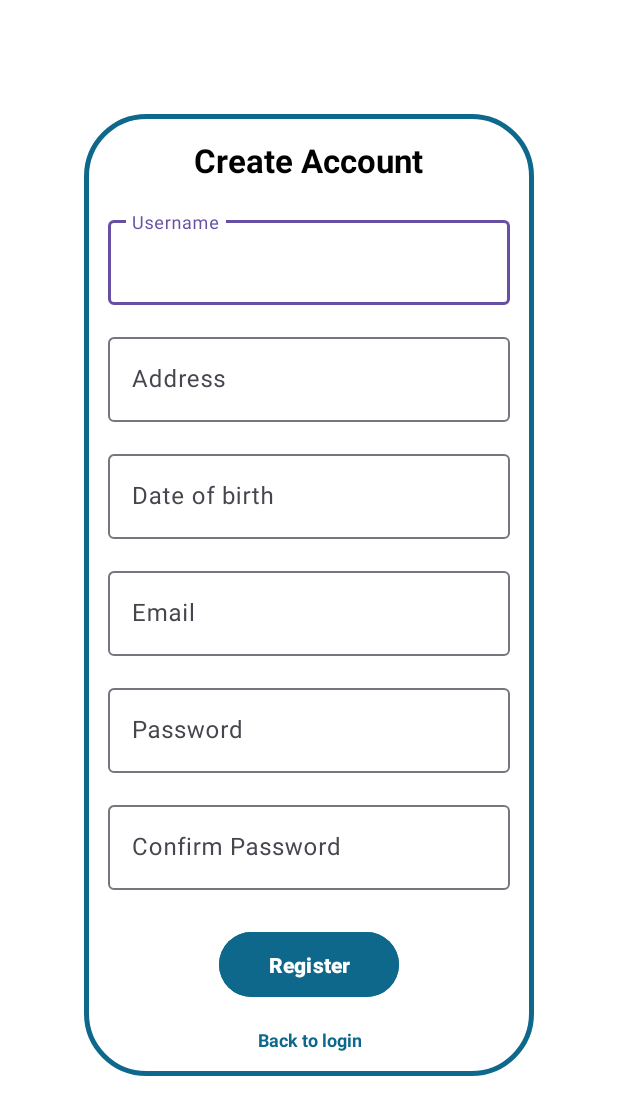
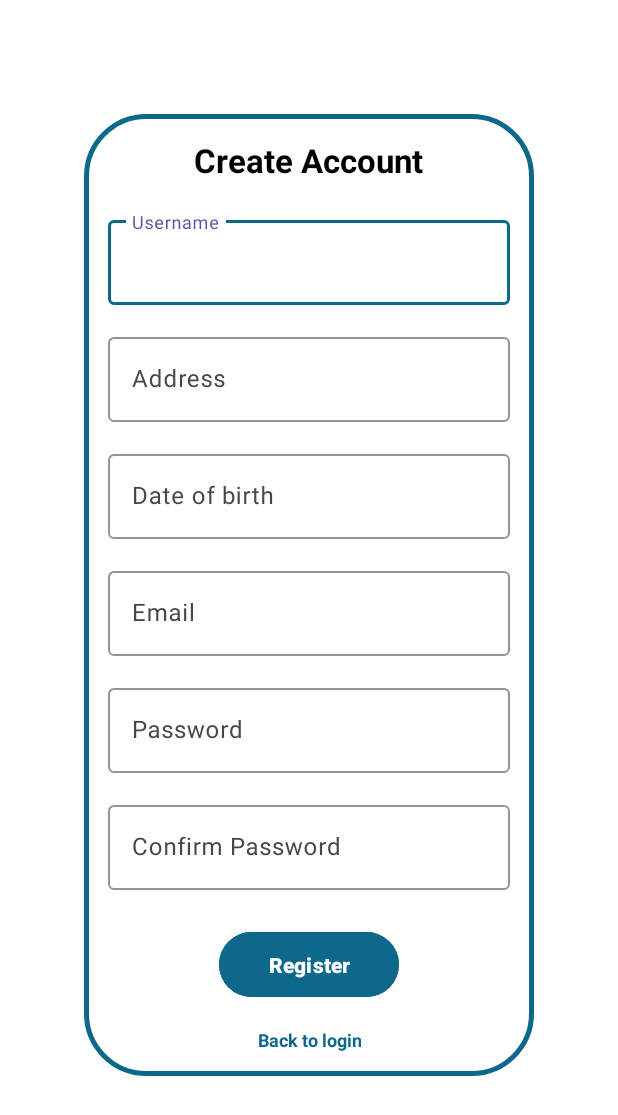
Before and after one commit to Antonio-Mj/Reproductor-de-musica, an Android app: the Register screen opened directly, with no data from a screen before it, on a phone screen of 412 x 824 dp. Shown: the top 1115 px of the screen. Run offline under Robolectric (Android 15) with nearby library versions, the phone set to English and light mode, and no system bars; our stand-ins replace Firebase (no records; nobody signed in at launch, a user with empty details on screens opened directly).

Commit message:
Diseño de los textinput

```diff
--- a/app/src/main/res/layout/activity_login.xml
+++ b/app/src/main/res/layout/activity_login.xml
@@ -56,7 +56,8 @@
         <com.google.android.material.textfield.TextInputLayout
             android:layout_width="260dp"
             android:layout_height="wrap_content"
-            android:layout_marginBottom="16dp">
+            android:layout_marginBottom="16dp"
+            app:boxStrokeColor="@color/blue_text">
 
             <com.google.android.material.textfield.TextInputEditText
                 android:id="@+id/email"
@@ -69,7 +70,8 @@
         <com.google.android.material.textfield.TextInputLayout
             android:layout_width="260dp"
             android:layout_height="wrap_content"
-            android:layout_marginBottom="8dp">
+            android:layout_marginBottom="8dp"
+            app:boxStrokeColor="@color/blue_text">
 
             <com.google.android.material.textfield.TextInputEditText
                 android:id="@+id/password"
--- a/app/src/main/res/layout/activity_register.xml
+++ b/app/src/main/res/layout/activity_register.xml
@@ -36,7 +36,8 @@
             android:id="@+id/usernameLayout"
             android:layout_width="match_parent"
             android:layout_height="wrap_content"
-            android:layout_marginBottom="16dp">
+            android:layout_marginBottom="16dp"
+            app:boxStrokeColor="@color/blue_text">
 
             <com.google.android.material.textfield.TextInputEditText
                 android:id="@+id/name"
@@ -50,7 +51,8 @@
             android:id="@+id/addresslLayout"
             android:layout_width="match_parent"
             android:layout_height="wrap_content"
-            android:layout_marginBottom="16dp">
+            android:layout_marginBottom="16dp"
+            app:boxStrokeColor="@color/blue_text">
 
             <com.google.android.material.textfield.TextInputEditText
                 android:id="@+id/address"
@@ -64,7 +66,8 @@
             android:id="@+id/dateOfBirthLayout"
             android:layout_width="match_parent"
             android:layout_height="wrap_content"
-            android:layout_marginBottom="16dp">
+            android:layout_marginBottom="16dp"
+            app:boxStrokeColor="@color/blue_text">
 
             <com.google.android.material.textfield.TextInputEditText
                 android:id="@+id/dateOfBirth"
@@ -81,7 +84,8 @@
             android:id="@+id/emailLayout"
             android:layout_width="match_parent"
             android:layout_height="wrap_content"
-            android:layout_marginBottom="16dp">
+            android:layout_marginBottom="16dp"
+            app:boxStrokeColor="@color/blue_text">
 
             <com.google.android.material.textfield.TextInputEditText
                 android:id="@+id/email"
@@ -95,7 +99,8 @@
             android:id="@+id/passwordLayout"
             android:layout_width="match_parent"
             android:layout_height="wrap_content"
-            android:layout_marginBottom="16dp">
+            android:layout_marginBottom="16dp"
+            app:boxStrokeColor="@color/blue_text">
 
             <com.google.android.material.textfield.TextInputEditText
                 android:id="@+id/password"
@@ -110,7 +115,8 @@
             android:id="@+id/confirmPasswordLayout"
             android:layout_width="match_parent"
             android:layout_height="wrap_content"
-            android:layout_marginBottom="24dp">
+            android:layout_marginBottom="24dp"
+            app:boxStrokeColor="@color/blue_text">
 
             <com.google.android.material.textfield.TextInputEditText
                 android:id="@+id/confirmPassword"
--- a/app/src/main/res/layout/activity_reset_password.xml
+++ b/app/src/main/res/layout/activity_reset_password.xml
@@ -58,7 +58,8 @@
         <com.google.android.material.textfield.TextInputLayout
             android:layout_width="260dp"
             android:layout_height="wrap_content"
-            android:layout_marginBottom="20dp">
+            android:layout_marginBottom="20dp"
+            app:boxStrokeColor="@color/blue_text">
 
             <com.google.android.material.textfield.TextInputEditText
                 android:id="@+id/editTextEmail"
```
Also changed, not shown: app/src/main/java/com/example/reproductor/Register.java (+8 -28 lines), app/src/main/java/com/example/reproductor/ViewInformation.java (+5 -6 lines), app/src/main/res/values/styles.xml (added, +7 -0 lines).
